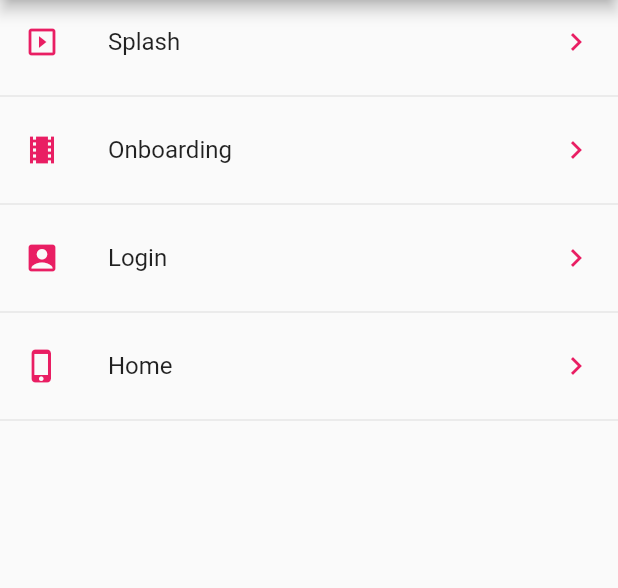
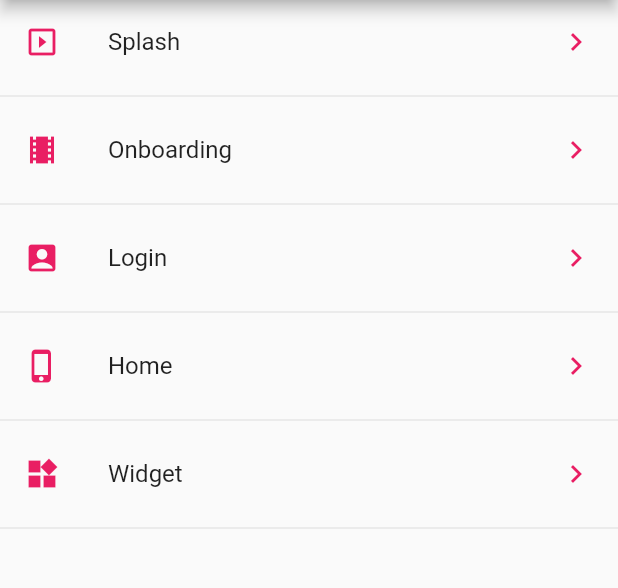
Before and after one commit to SantiagoGonzalezFernandez/AppMaker, a Flutter app: the screen it shows after launch, on a phone screen of 412 x 824 dp, the part 84-672 px from its top. Run offline on Flutter 3.47's test engine with Material 2 defaults, Android fonts, the phone set to English and light mode, and no system bars; our stand-ins replace page_transition, shimmer, simple_animations, splashscreen.

Commit message:
Agrego la page de Widgets

```diff
--- a/app_maker/data/menu_options_home.json
+++ b/app_maker/data/menu_options_home.json
@@ -20,6 +20,11 @@
             "route" : "homeScreen",
             "icon"  : "phone_iphone",
             "text"  : "Home"
+        },
+        {
+            "route" : "widget",
+            "icon"  : "widgets",
+            "text"  : "Widget"
         }
     ]
 }
--- /dev/null
+++ b/app_maker/lib/src/pages/Widget/widget_page.dart
@@ -0,0 +1,21 @@
+//Imports that are not mine
+import 'package:flutter/material.dart';
+
+//Imports that are mine
+
+class WidgetPage extends StatelessWidget {
+
+  @override
+  Widget build(BuildContext context) {
+    return Scaffold(
+      appBar: AppBar(
+        centerTitle: true,
+        title: Text('Widget'),
+        backgroundColor: Colors.pink,
+      ),
+      body: Center(
+        child: Text('Widget Page'),
+      )
+    );
+  }
+}
--- a/app_maker/lib/src/routes/routes.dart
+++ b/app_maker/lib/src/routes/routes.dart
@@ -1,5 +1,6 @@
 //Imports that are not mine
 import 'package:app_maker/src/pages/Onboarding/screens/onboarding_one.dart';
+import 'package:app_maker/src/pages/Widget/widget_page.dart';
 import 'package:flutter/material.dart';
 
 //Imports that are mine
@@ -38,5 +39,8 @@ Map<String, WidgetBuilder> getApplicationRoutes(){
 
     //Home Screen
     'homeScreen'    : (BuildContext context) => HomeScreenPage(),
+
+    //Widget
+    'widget'        : (BuildContext context) => WidgetPage(),
   };
 }
--- a/app_maker/lib/src/utils/icon_string_util.dart
+++ b/app_maker/lib/src/utils/icon_string_util.dart
@@ -9,6 +9,7 @@ final _icons = <String, IconData>{
   'slideshow'     : Icons.slideshow,
   'account_box'   : Icons.account_box,
   'phone_iphone'  : Icons.phone_iphone,
+  'widgets'  : Icons.widgets,
 
   //SplashScreen
   'filter_1' : Icons.filter_1,
```
